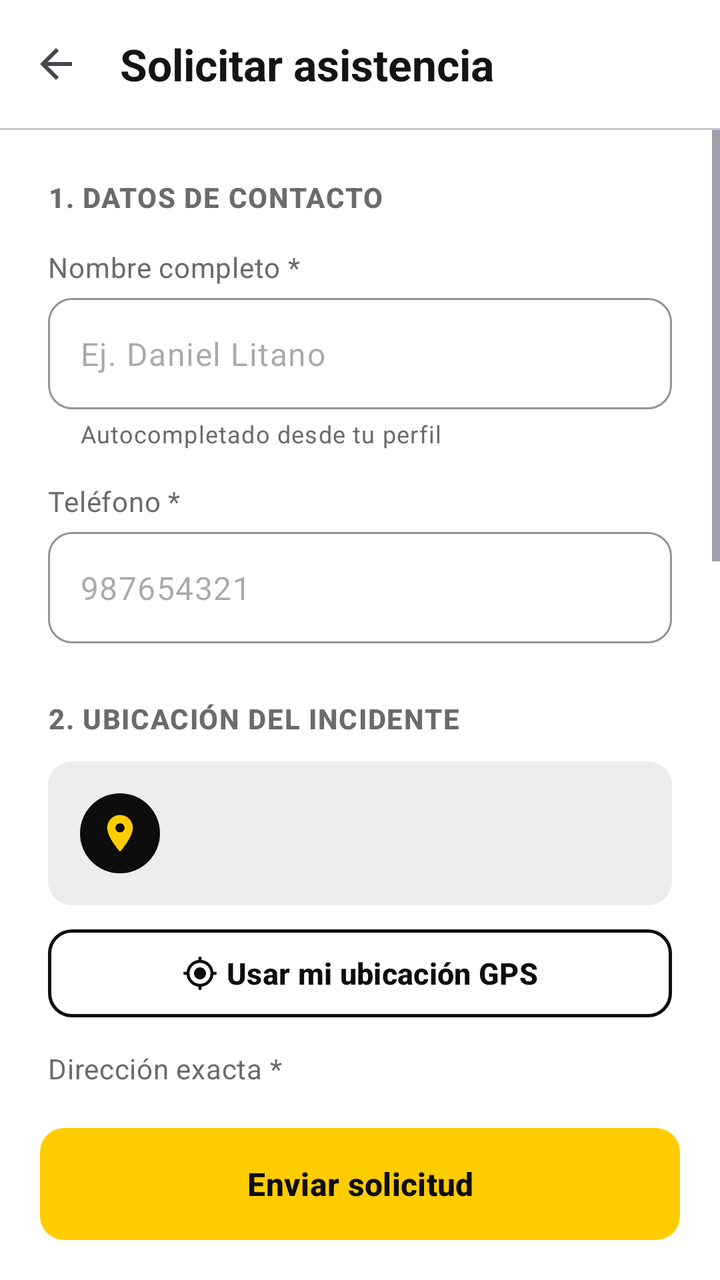
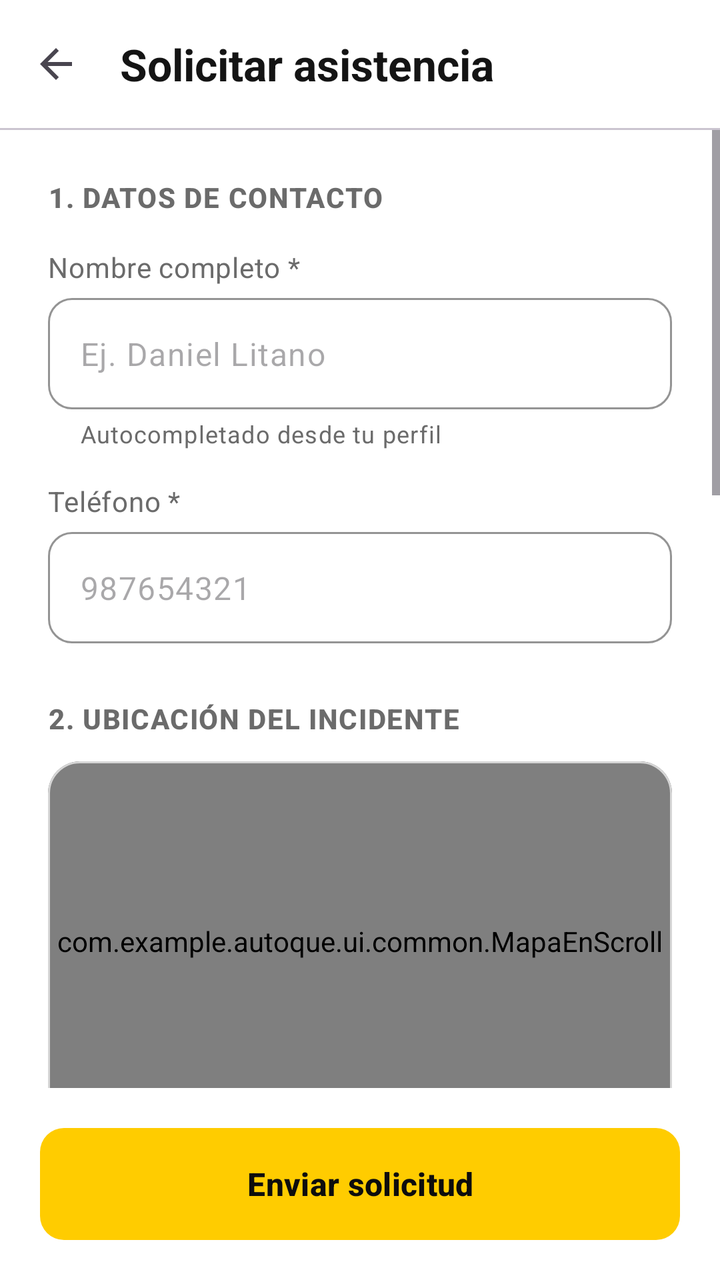

Screens rendered from an Android XML layout before and after an edit, with the pre-edit source and the edit as a unified diff.
<!-- AndroidManifest.xml: application theme Theme.Autoque -->
<!-- res/layout/activity_solicitar_asistencia.xml -->
<?xml version="1.0" encoding="utf-8"?>
<LinearLayout xmlns:android="http://schemas.android.com/apk/res/android"
    xmlns:app="http://schemas.android.com/apk/res-auto"
    android:layout_width="match_parent"
    android:layout_height="match_parent"
    android:background="@color/surface_card"
    android:orientation="vertical">

    <com.google.android.material.appbar.MaterialToolbar
        android:id="@+id/toolbar"
        android:layout_width="match_parent"
        android:layout_height="wrap_content"
        app:navigationContentDescription="@string/volver"
        app:navigationIcon="@drawable/ic_arrow_back"
        app:title="@string/solicitar_asistencia" />

    <com.google.android.material.divider.MaterialDivider
        android:layout_width="match_parent"
        android:layout_height="wrap_content" />

    <ScrollView
        android:layout_width="match_parent"
        android:layout_height="0dp"
        android:layout_weight="1">

        <LinearLayout
            android:layout_width="match_parent"
            android:layout_height="wrap_content"
            android:orientation="vertical"
            android:padding="24dp">

            <TextView
                android:layout_width="wrap_content"
                android:layout_height="wrap_content"
                android:text="@string/seccion_contacto"
                android:textAppearance="@style/TextAppearance.Autoque.Section" />

            <TextView
                style="@style/Autoque.FieldLabel"
                android:text="@string/nombre_completo" />

            <com.google.android.material.textfield.TextInputLayout
                android:id="@+id/tilNombre"
                android:layout_width="match_parent"
                android:layout_height="wrap_content"
                app:helperText="@string/autocompletado_perfil">

                <com.google.android.material.textfield.TextInputEditText
                    android:layout_width="match_parent"
                    android:layout_height="wrap_content"
                    android:hint="@string/hint_nombre"
                    android:inputType="textPersonName|textCapWords" />
            </com.google.android.material.textfield.TextInputLayout>

            <TextView
                style="@style/Autoque.FieldLabel"
                android:text="@string/telefono" />

            <com.google.android.material.textfield.TextInputLayout
                android:id="@+id/tilTelefono"
                android:layout_width="match_parent"
                android:layout_height="wrap_content"
                app:prefixText="@string/prefijo_peru">

                <com.google.android.material.textfield.TextInputEditText
                    android:layout_width="match_parent"
                    android:layout_height="wrap_content"
                    android:hint="@string/hint_telefono"
                    android:digits="0123456789"
                    android:inputType="number"
                    android:maxLength="9" />
            </com.google.android.material.textfield.TextInputLayout>

            <TextView
                android:layout_width="wrap_content"
                android:layout_height="wrap_content"
                android:layout_marginTop="28dp"
                android:text="@string/seccion_ubicacion"
                android:textAppearance="@style/TextAppearance.Autoque.Section" />

            <LinearLayout
                android:layout_width="match_parent"
                android:layout_height="wrap_content"
                android:layout_marginTop="12dp"
                android:background="@drawable/bg_info_box"
                android:gravity="center_vertical"
                android:orientation="horizontal"
                android:padding="16dp">

                <ImageView
                    android:id="@+id/ivGps"
                    android:layout_width="40dp"
                    android:layout_height="40dp"
                    android:background="@drawable/bg_circle_black"
                    android:importantForAccessibility="no"
                    android:padding="9dp"
                    android:src="@drawable/ic_location"
                    app:tint="@color/autoque_yellow" />

                <TextView
                    android:id="@+id/tvGpsEstado"
                    android:layout_width="0dp"
                    android:layout_height="wrap_content"
                    android:layout_marginStart="12dp"
                    android:layout_weight="1"
                    android:textAppearance="@style/TextAppearance.Autoque.Label" />

                <com.google.android.material.progressindicator.CircularProgressIndicator
                    android:id="@+id/progressGps"
                    android:layout_width="wrap_content"
                    android:layout_height="wrap_content"
                    android:indeterminate="true"
                    android:visibility="gone"
                    app:indicatorColor="@color/autoque_black"
                    app:indicatorSize="24dp" />
            </LinearLayout>

            <com.google.android.material.button.MaterialButton
                android:id="@+id/btnUsarGps"
                style="@style/Widget.Autoque.Button.Outlined.Small"
                android:layout_width="match_parent"
                android:layout_height="wrap_content"
                android:layout_marginTop="12dp"
                android:text="@string/usar_mi_ubicacion"
                app:icon="@drawable/ic_my_location"
                app:iconGravity="textStart"
                app:iconTint="@color/autoque_black" />

            <TextView
                style="@style/Autoque.FieldLabel"
                android:text="@string/direccion_exacta" />

            <com.google.android.material.textfield.TextInputLayout
                android:id="@+id/tilDireccion"
                android:layout_width="match_parent"
                android:layout_height="wrap_content"
                app:helperText="@string/direccion_ayuda">

                <com.google.android.material.textfield.TextInputEditText
                    android:layout_width="match_parent"
                    android:layout_height="wrap_content"
                    android:hint="@string/hint_direccion"
                    android:inputType="textPostalAddress|textCapWords" />
            </com.google.android.material.textfield.TextInputLayout>

            <TextView
                style="@style/Autoque.FieldLabel"
                android:text="@string/distrito_incidente" />

            <com.google.android.material.textfield.TextInputLayout
                android:id="@+id/tilDistrito"
                style="@style/Widget.Autoque.TextInputLayout.Dropdown"
                android:layout_width="match_parent"
                android:layout_height="wrap_content">

                <com.google.android.material.textfield.MaterialAutoCompleteTextView
                    android:id="@+id/actvDistrito"
                    android:layout_width="match_parent"
                    android:layout_height="wrap_content"
                    android:hint="@string/hint_distrito"
                    android:inputType="none" />
            </com.google.android.material.textfield.TextInputLayout>

            <TextView
                android:layout_width="wrap_content"
                android:layout_height="wrap_content"
                android:layout_marginTop="28dp"
                android:text="@string/seccion_motivo"
                android:textAppearance="@style/TextAppearance.Autoque.Section" />

            <TextView
                style="@style/Autoque.FieldLabel"
                android:text="@string/elige_incidente" />

            <com.google.android.material.chip.ChipGroup
                android:id="@+id/chipsIncidente"
                android:layout_width="match_parent"
                android:layout_height="wrap_content"
                app:chipSpacingHorizontal="8dp"
                app:selectionRequired="true"
                app:singleSelection="true" />

            <TextView
                android:id="@+id/tvErrorIncidente"
                android:layout_width="match_parent"
                android:layout_height="wrap_content"
                android:text="@string/selecciona_incidente"
                android:textColor="@color/error"
                android:textSize="13sp"
                android:visibility="gone" />

            <TextView
                style="@style/Autoque.FieldLabel"
                android:text="@string/describe_problema" />

            <com.google.android.material.textfield.TextInputLayout
                android:id="@+id/tilDescripcion"
                android:layout_width="match_parent"
                android:layout_height="wrap_content"
                app:counterEnabled="true"
                app:counterMaxLength="300"
                app:helperText="@string/describe_ayuda">

                <com.google.android.material.textfield.TextInputEditText
                    android:layout_width="match_parent"
                    android:layout_height="wrap_content"
                    android:gravity="top"
                    android:hint="@string/hint_describe"
                    android:inputType="textMultiLine|textCapSentences"
                    android:maxLength="300"
                    android:minLines="3" />
            </com.google.android.material.textfield.TextInputLayout>

            <LinearLayout
                android:layout_width="match_parent"
                android:layout_height="wrap_content"
                android:layout_marginTop="20dp"
                android:background="@drawable/bg_cost_box"
                android:orientation="vertical"
                android:padding="20dp">

                <LinearLayout
                    android:layout_width="match_parent"
                    android:layout_height="wrap_content"
                    android:gravity="center_vertical"
                    android:orientation="horizontal">

                    <LinearLayout
                        android:layout_width="0dp"
                        android:layout_height="wrap_content"
                        android:layout_weight="1"
                        android:orientation="vertical">

                        <TextView
                            android:layout_width="wrap_content"
                            android:layout_height="wrap_content"
                            android:text="@string/costo_aproximado"
                            android:textAppearance="@style/TextAppearance.Autoque.CardTitle" />

                        <TextView
                            android:id="@+id/tvCostoSegun"
                            android:layout_width="wrap_content"
                            android:layout_height="wrap_content"
                            android:text="@string/costo_sin_seleccion"
                            android:textAppearance="@style/TextAppearance.Autoque.Label" />
                    </LinearLayout>

                    <TextView
                        android:id="@+id/tvCosto"
                        android:layout_width="wrap_content"
                        android:layout_height="wrap_content"
                        android:text="S/ —"
                        android:textColor="@color/text_primary"
                        android:textSize="26sp"
                        android:textStyle="bold" />
                </LinearLayout>

                <TextView
                    android:layout_width="match_parent"
                    android:layout_height="wrap_content"
                    android:layout_marginTop="8dp"
                    android:text="@string/costo_nota"
                    android:textAppearance="@style/TextAppearance.Autoque.Helper" />
            </LinearLayout>
        </LinearLayout>
    </ScrollView>

    <com.google.android.material.button.MaterialButton
        android:id="@+id/btnEnviar"
        android:layout_width="match_parent"
        android:layout_height="wrap_content"
        android:layout_margin="20dp"
        android:text="@string/enviar_solicitud" />
</LinearLayout>
<!-- resources referenced by this layout -->
<resources>
  <color name="autoque_black">#0D0D0D</color>
  <color name="autoque_yellow">#FFCC00</color>
  <color name="error">#C62828</color>
  <color name="surface_card">#FFFFFF</color>
  <color name="text_primary">#141414</color>
  <!-- drawable bg_circle_black (drawable) -->
  <?xml version="1.0" encoding="utf-8"?>
  <shape xmlns:android="http://schemas.android.com/apk/res/android" android:shape="oval">
      <solid android:color="@color/autoque_black" />
  </shape>
  <string name="autocompletado_perfil">Autocompletado desde tu perfil</string>
  <string name="costo_aproximado">Costo aproximado</string>
  <string name="costo_nota">Precio referencial. El monto final lo confirma el taller.</string>
  <string name="costo_sin_seleccion">Elige un incidente</string>
  <string name="describe_ayuda">Obligatorio si eliges \"Otro\"</string>
  <string name="describe_problema">Describe el problema</string>
  <string name="direccion_ayuda">Detectada por GPS · puedes editarla</string>
  <string name="direccion_exacta">Dirección exacta *</string>
  <string name="distrito_incidente">Distrito del incidente *</string>
  <string name="elige_incidente">Elige el tipo de incidente *</string>
  <string name="enviar_solicitud">Enviar solicitud</string>
  <string name="hint_describe">Ej. Llanta delantera derecha, no tengo repuesto</string>
  <string name="hint_direccion">Ej. Av. Carlos Izaguirre 123</string>
  <string name="hint_distrito">Selecciona tu distrito</string>
  <string name="hint_nombre">Ej. Daniel Litano</string>
  <string name="hint_telefono">987654321</string>
  <string name="nombre_completo">Nombre completo *</string>
  <string name="prefijo_peru">+51</string>
  <string name="seccion_contacto">1. Datos de contacto</string>
  <string name="seccion_motivo">3. Motivo del incidente</string>
  <string name="seccion_ubicacion">2. Ubicación del incidente</string>
  <string name="selecciona_incidente">Selecciona el tipo de incidente</string>
  <string name="solicitar_asistencia">Solicitar asistencia</string>
  <string name="telefono">Teléfono *</string>
  <string name="usar_mi_ubicacion">Usar mi ubicación GPS</string>
  <string name="volver">Volver</string>
  <style name="TextAppearance.Autoque.CardTitle" parent="TextAppearance.Material3.TitleMedium">
          <item name="android:textStyle">bold</item>
          <item name="android:textColor">@color/text_primary</item>
      </style>
  <style name="TextAppearance.Autoque.Helper" parent="TextAppearance.Material3.BodySmall">
          <item name="android:textColor">@color/text_secondary</item>
      </style>
  <style name="TextAppearance.Autoque.Label" parent="TextAppearance.Material3.BodyMedium">
          <item name="android:textColor">@color/text_secondary</item>
      </style>
  <style name="Theme.Autoque" parent="Base.Theme.Autoque" />
  <color name="autoque_yellow_soft">#FFF6CC</color>
  <color name="surface_muted">#EDEDED</color>
  <color name="text_secondary">#6B6B6B</color>
  <color name="autoque_white">#FFFFFF</color>
  <color name="surface_background">#F6F6F6</color>
  <color name="outline">#D6D6D6</color>
  <style name="ThemeOverlay.Autoque.Dialog" parent="ThemeOverlay.Material3.MaterialAlertDialog">
          <item name="colorSecondary">@color/autoque_black</item>
          <item name="colorPrimary">@color/autoque_black</item>
      </style>
  <style name="ShapeAppearance.Autoque.Medium" parent="ShapeAppearance.Material3.Corner.Medium">
          <item name="cornerSize">12dp</item>
      </style>
  <style name="TextAppearance.Autoque.ToolbarTitle" parent="TextAppearance.Material3.TitleLarge">
          <item name="android:textStyle">bold</item>
          <item name="android:textColor">@color/text_primary</item>
      </style>
  <!-- unchanged entries left out for length: 13 -->
</resources>

<!-- the commit's change to res/layout/activity_solicitar_asistencia.xml (unified diff, before → after) -->
@@ -77,6 +77,18 @@
                 android:layout_marginTop="28dp"
                 android:text="@string/seccion_ubicacion"
                 android:textAppearance="@style/TextAppearance.Autoque.Section" />
+
+            <com.google.android.material.card.MaterialCardView
+                style="@style/Autoque.Card"
+                android:layout_width="match_parent"
+                android:layout_height="180dp"
+                android:layout_marginTop="12dp">
+
+                <com.example.autoque.ui.common.MapaEnScroll
+                    android:id="@+id/mapa"
+                    android:layout_width="match_parent"
+                    android:layout_height="match_parent" />
+            </com.google.android.material.card.MaterialCardView>
 
             <LinearLayout
                 android:layout_width="match_parent"
<!-- resource entries referenced after the edit -->
@@ -36,6 +36,11 @@
   <string name="telefono">Teléfono *</string>
   <string name="usar_mi_ubicacion">Usar mi ubicación GPS</string>
   <string name="volver">Volver</string>
+  <style name="Autoque.Card" parent="Widget.Material3.CardView.Outlined">
+          <item name="cardBackgroundColor">@color/surface_card</item>
+          <item name="strokeColor">@color/outline</item>
+          <item name="cardCornerRadius">16dp</item>
+      </style>
   <style name="TextAppearance.Autoque.CardTitle" parent="TextAppearance.Material3.TitleMedium">
           <item name="android:textStyle">bold</item>
           <item name="android:textColor">@color/text_primary</item>
